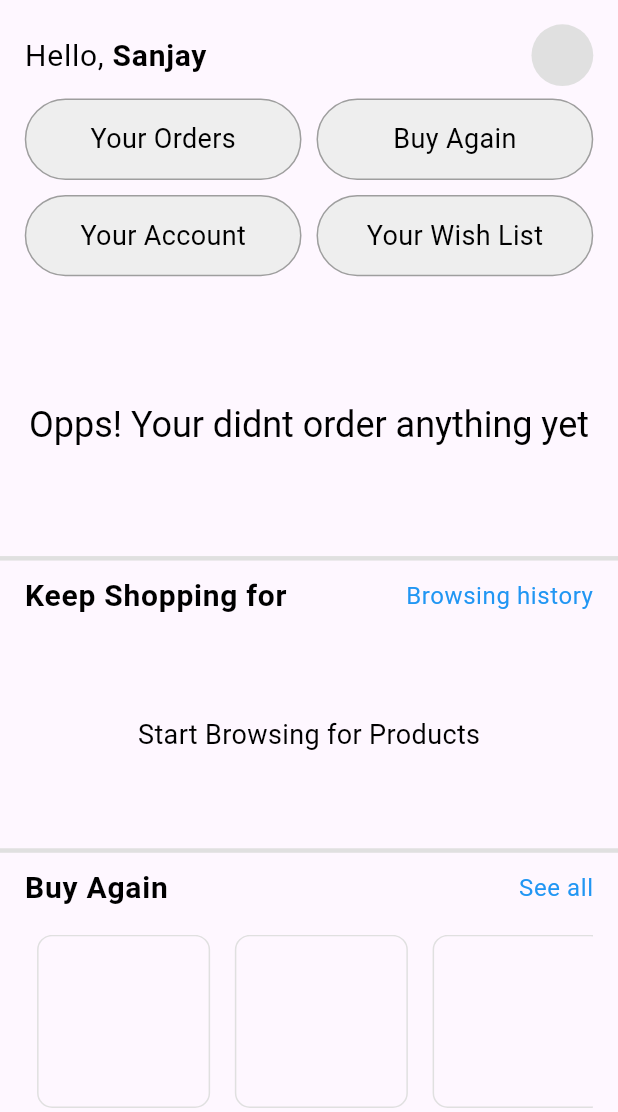
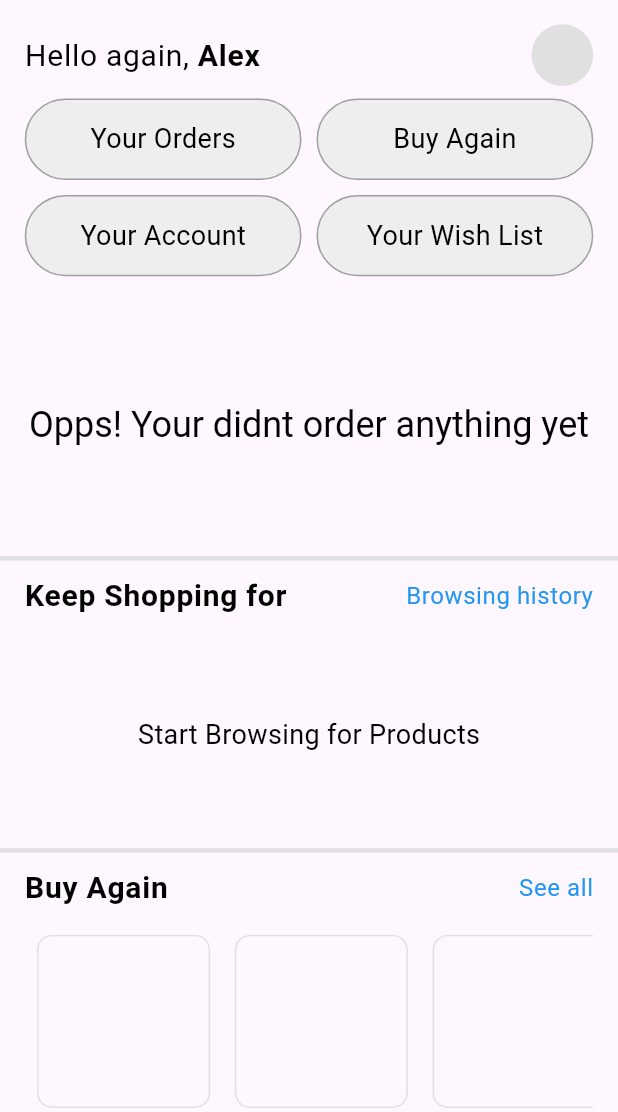
Before and after one commit to Thealexander/amazon_mvc, a Flutter app: the ProfileScreen screen opened directly, on a phone screen of 412 x 824 dp, the part 124-1236 px from its top. Run offline on Flutter 3.47's test engine with Material 3 defaults, Android fonts, the phone set to English and light mode, and no system bars; our stand-ins replace carousel_slider, cloud_firestore, country_picker, firebase_auth, firebase_core, flutter_rating_bar and 4 more; missing offline and left inert: razorpay_flutter; accounts and stored records are empty.

```diff
--- a/lib/constants/common_functions.dart
+++ b/lib/constants/common_functions.dart
@@ -1,6 +1,5 @@
 import 'package:flutter/material.dart';
 import 'package:motion_toast/motion_toast.dart';
-
 import '../utils/colors.dart';
 
 class CommonFunctions {
--- a/lib/controller/services/user_data_crud_services/user_data_CRUD_services.dart
+++ b/lib/controller/services/user_data_crud_services/user_data_CRUD_services.dart
@@ -1,6 +1,4 @@
-// ignore_for_file: file_names, unused_local_variable, avoid_function_literals_in_foreach_calls
 import 'dart:developer';
-
 import 'package:amazon_app/constants/common_functions.dart';
 import 'package:amazon_app/constants/constants.dart';
 import 'package:amazon_app/model/address_model.dart';
--- a/lib/view/auth_screen/signInLogic.dart
+++ b/lib/view/auth_screen/signInLogic.dart
@@ -1,4 +1,3 @@
-// ignore_for_file: use_build_context_synchronously
 import 'dart:developer';
 import 'package:amazon_app/controller/services/user_data_crud_services/user_data_CRUD_services.dart';
 import 'package:amazon_app/view/auth_screen/auth_screens.dart';
--- a/lib/view/seller/inventory/inventory_screen.dart
+++ b/lib/view/seller/inventory/inventory_screen.dart
@@ -1,4 +1,3 @@
-
 import 'package:amazon_app/constants/common_functions.dart';
 import 'package:amazon_app/controller/provier/product_provider/product_provider.dart';
 import 'package:amazon_app/model/product_model.dart';
@@ -7,7 +6,6 @@ import 'package:carousel_slider/carousel_slider.dart';
 import 'package:flutter/material.dart';
 import 'package:page_transition/page_transition.dart';
 import 'package:provider/provider.dart';
-
 import '../../../utils/colors.dart';
 
 class InventoryScreen extends StatefulWidget {
--- a/lib/view/seller/monitor/monitor_screen.dart
+++ b/lib/view/seller/monitor/monitor_screen.dart
@@ -1,4 +1,3 @@
-
 import 'package:amazon_app/constants/common_functions.dart';
 import 'package:amazon_app/controller/provier/product_provider/product_provider.dart';
 import 'package:amazon_app/controller/services/product_services/product_services.dart';
--- a/lib/view/seller/seller_persistant_nav_bar/seller_bottom_nav_bar.dart
+++ b/lib/view/seller/seller_persistant_nav_bar/seller_bottom_nav_bar.dart
@@ -1,6 +1,6 @@
 import 'package:amazon_app/view/seller/inventory/inventory_screen.dart';
 import 'package:flutter/material.dart';
-import 'package:persistent_bottom_nav_bar_v2/persistent-tab-view.dart';
+import 'package:persistent_bottom_nav_bar/persistent_tab_view.dart';
 import '../../../utils/colors.dart';
 import '../monitor/monitor_screen.dart';
 
--- a/lib/view/user/cart/cart_screen.dart
+++ b/lib/view/user/cart/cart_screen.dart
@@ -1,7 +1,4 @@
-// ignore_for_file: use_build_context_synchronously
-
 import 'dart:developer';
-
 import 'package:amazon_app/constants/common_functions.dart';
 import 'package:amazon_app/controller/services/users_product_services/users_product_services.dart';
 import 'package:amazon_app/model/user_product_model.dart';
@@ -496,8 +493,7 @@ class _CartScreenState extends State<CartScreen> {
                                   ),
                                 );
                               })
-                        ],
-                      );
+                        ],                      );
                     }
                     if (snapshot.hasError) {
                       return const Text('Opps! Error Found');
--- a/lib/view/user/home/home_screen.dart
+++ b/lib/view/user/home/home_screen.dart
@@ -1,7 +1,4 @@
-// ignore_for_file: use_build_context_synchronously
-
 import 'dart:developer';
-
 import 'package:amazon_app/constants/common_functions.dart';
 import 'package:amazon_app/constants/constants.dart';
 import 'package:amazon_app/controller/provier/address_provider.dart';
@@ -705,7 +702,7 @@ class HomePageAppBar extends StatelessWidget {
                       left: width * 0.03,
                     ),
                     child: Text(
-                      'Search Amazon.in',
+                      'Search Amazon',
                       style: Theme.of(context)
                           .textTheme
                           .bodySmall!
--- a/lib/view/user/product_category_screen/product_category_screen.dart
+++ b/lib/view/user/product_category_screen/product_category_screen.dart
@@ -1,5 +1,3 @@
-// ignore_for_file: use_build_context_synchronously
-
 import 'dart:developer';
 
 import 'package:amazon_app/constants/common_functions.dart';
--- a/lib/view/user/product_screen/product_screen.dart
+++ b/lib/view/user/product_screen/product_screen.dart
@@ -1,5 +1,3 @@
-// ignore_for_file: must_be_immutable, use_build_context_synchronously
-
 import 'dart:developer';
 import 'dart:io';
 
--- a/lib/view/user/profile/profile_screen.dart
+++ b/lib/view/user/profile/profile_screen.dart
@@ -564,9 +564,9 @@ class UserGreetingsYouScreen extends StatelessWidget {
           RichText(
             text: TextSpan(
               children: [
-                TextSpan(text: 'Hello, ', style: textTheme.bodyLarge),
+                TextSpan(text: 'Hello again, ', style: textTheme.bodyLarge),
                 TextSpan(
-                  text: 'Sanjay',
+                  text: 'Alex',
                   style: textTheme.bodyLarge!.copyWith(
                     fontWeight: FontWeight.bold,
                   ),
--- a/lib/view/user/searched_product_screen/searched_product_screen.dart
+++ b/lib/view/user/searched_product_screen/searched_product_screen.dart
@@ -1,5 +1,3 @@
-// ignore_for_file: use_build_context_synchronously
-
 import 'dart:developer';
 
 import 'package:amazon_app/constants/common_functions.dart';
--- a/lib/view/user/user_data_screen/user_data_input_screen.dart
+++ b/lib/view/user/user_data_screen/user_data_input_screen.dart
@@ -2,7 +2,6 @@ import 'package:amazon_app/constants/common_functions.dart';
 import 'package:amazon_app/controller/services/user_data_crud_services/user_data_CRUD_services.dart';
 import 'package:amazon_app/model/user_model.dart';
 import 'package:flutter/material.dart';
-
 import '../../../constants/constants.dart';
 import '../../../utils/colors.dart';
 
--- a/lib/view/user/user_persistant_nav_bar/user_bottom_nav_bar.dart
+++ b/lib/view/user/user_persistant_nav_bar/user_bottom_nav_bar.dart
@@ -4,7 +4,8 @@ import 'package:amazon_app/view/user/menu/menu_screen.dart';
 import 'package:amazon_app/view/user/profile/profile_screen.dart';
 import 'package:flutter/cupertino.dart';
 import 'package:flutter/material.dart';
-import 'package:persistent_bottom_nav_bar_v2/persistent-tab-view.dart';
+import 'package:persistent_bottom_nav_bar/persistent_tab_view.dart';
+
 import '../../../utils/colors.dart';
 
 class UserBottomNavBar extends StatefulWidget {
```
Also changed, not shown: lib/controller/services/product_services/product_services.dart (+3 -6 lines), lib/view/seller/add_product_screen/add_products_screen.dart (+5 -7 lines), pubspec.yaml (+6 -1 lines), lib/view/user/address_screen/address_screen.dart (line endings or trailing spaces), lib/view/user/address_screen/widget/address_screen_textField.dart (line endings or trailing spaces), pubspec.lock, 3 other files.
